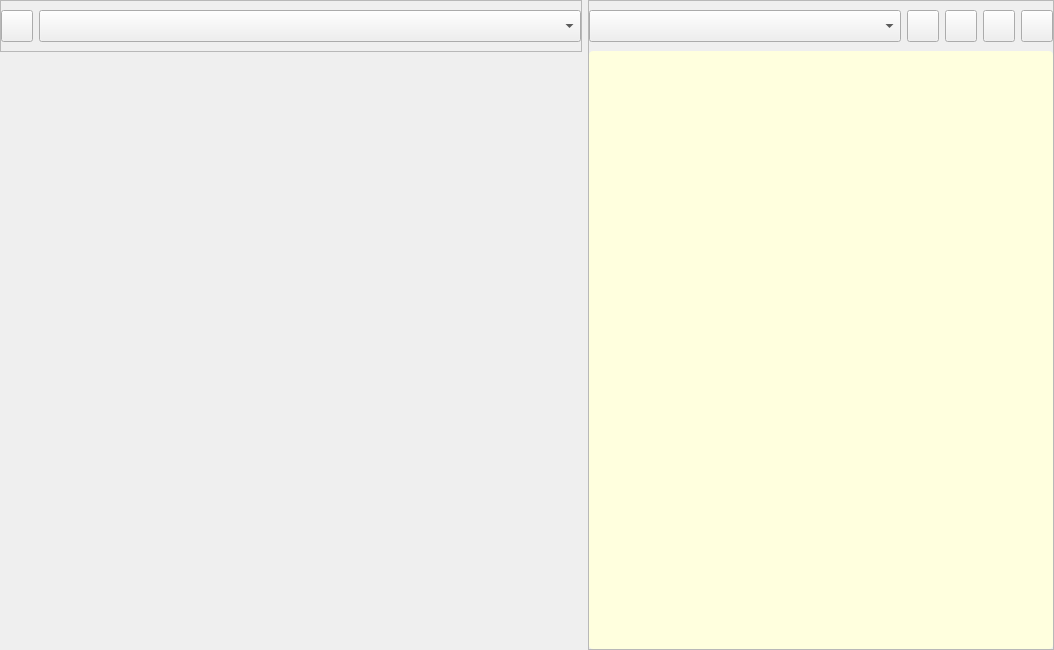
First picture: the form in UIDecorator/UIDecorator.ui, repository Bazzzukasss/UIDecorator, before the edit.
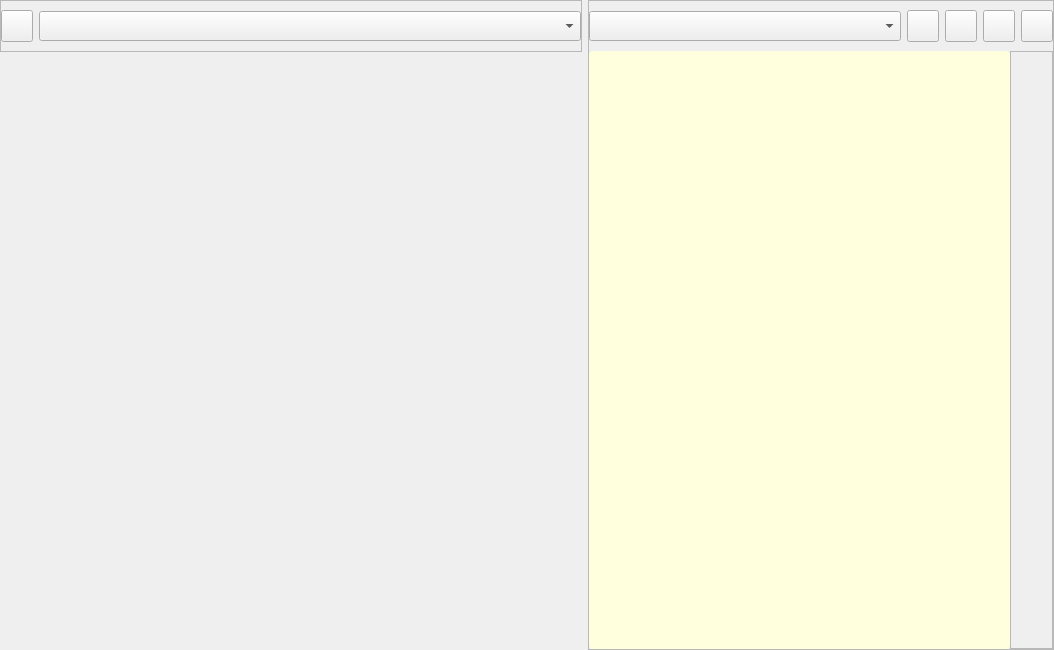
Second picture: the form after the edit. Icons and pictures are not drawn. Custom widgets are drawn as their Qt base class.

Commit message: ADDED: Font and color dialogs selection added.

The edit to the form file:
```diff
--- a/UIDecorator/UIDecorator.ui
+++ b/UIDecorator/UIDecorator.ui
@@ -115,14 +115,14 @@
            </property>
            <property name="minimumSize">
             <size>
-             <width>0</width>
-             <height>32</height>
+             <width>40</width>
+             <height>30</height>
             </size>
            </property>
            <property name="maximumSize">
             <size>
              <width>16777215</width>
-             <height>32</height>
+             <height>30</height>
             </size>
            </property>
            <property name="font">
@@ -297,14 +297,14 @@
            </property>
            <property name="minimumSize">
             <size>
-             <width>0</width>
-             <height>32</height>
+             <width>40</width>
+             <height>30</height>
             </size>
            </property>
            <property name="maximumSize">
             <size>
              <width>16777215</width>
-             <height>32</height>
+             <height>30</height>
             </size>
            </property>
            <property name="font">
@@ -425,19 +425,154 @@
        </widget>
       </item>
       <item>
-       <widget class="QTextEditExt" name="mTextEdit">
-        <property name="font">
-         <font>
-          <pointsize>10</pointsize>
-         </font>
+       <widget class="QFrame" name="frame">
+        <property name="frameShape">
+         <enum>QFrame::NoFrame</enum>
         </property>
-        <property name="styleSheet">
-         <string notr="true">background-color: rgb(255, 255, 222);
+        <property name="frameShadow">
+         <enum>QFrame::Raised</enum>
+        </property>
+        <layout class="QHBoxLayout" name="horizontalLayout_5">
+         <property name="spacing">
+          <number>0</number>
+         </property>
+         <property name="leftMargin">
+          <number>0</number>
+         </property>
+         <property name="topMargin">
+          <number>0</number>
+         </property>
+         <property name="rightMargin">
+          <number>0</number>
+         </property>
+         <property name="bottomMargin">
+          <number>0</number>
+         </property>
+         <item>
+          <widget class="QTextEditExt" name="mTextEdit">
+           <property name="font">
+            <font>
+             <pointsize>10</pointsize>
+            </font>
+           </property>
+           <property name="styleSheet">
+            <string notr="true">background-color: rgb(255, 255, 222);
 border-radius: 4px;</string>
-        </property>
-        <property name="frameShape">
-         <enum>QFrame::NoFrame</enum>
-        </property>
+           </property>
+           <property name="frameShape">
+            <enum>QFrame::NoFrame</enum>
+           </property>
+          </widget>
+         </item>
+         <item>
+          <widget class="QFrame" name="frame_2">
+           <property name="frameShape">
+            <enum>QFrame::StyledPanel</enum>
+           </property>
+           <property name="frameShadow">
+            <enum>QFrame::Raised</enum>
+           </property>
+           <layout class="QVBoxLayout" name="verticalLayout_3">
+            <property name="leftMargin">
+             <number>9</number>
+            </property>
+            <property name="rightMargin">
+             <number>0</number>
+            </property>
+            <item>
+             <spacer name="verticalSpacer_3">
+              <property name="orientation">
+               <enum>Qt::Vertical</enum>
+              </property>
+              <property name="sizeHint" stdset="0">
+               <size>
+                <width>20</width>
+                <height>40</height>
+               </size>
+              </property>
+             </spacer>
+            </item>
+            <item>
+             <widget class="QPushButton" name="mButtonColor">
+              <property name="minimumSize">
+               <size>
+                <width>32</width>
+                <height>32</height>
+               </size>
+              </property>
+              <property name="maximumSize">
+               <size>
+                <width>32</width>
+                <height>32</height>
+               </size>
+              </property>
+              <property name="text">
+               <string/>
+              </property>
+              <property name="icon">
+               <iconset resource="res.qrc">
+                <normaloff>:/resources/color.png</normaloff>:/resources/color.png</iconset>
+              </property>
+              <property name="iconSize">
+               <size>
+                <width>32</width>
+                <height>32</height>
+               </size>
+              </property>
+              <property name="flat">
+               <bool>true</bool>
+              </property>
+             </widget>
+            </item>
+            <item>
+             <widget class="QPushButton" name="mButtonFont">
+              <property name="minimumSize">
+               <size>
+                <width>32</width>
+                <height>32</height>
+               </size>
+              </property>
+              <property name="maximumSize">
+               <size>
+                <width>32</width>
+                <height>32</height>
+               </size>
+              </property>
+              <property name="text">
+               <string/>
+              </property>
+              <property name="icon">
+               <iconset resource="res.qrc">
+                <normaloff>:/resources/font.png</normaloff>:/resources/font.png</iconset>
+              </property>
+              <property name="iconSize">
+               <size>
+                <width>32</width>
+                <height>32</height>
+               </size>
+              </property>
+              <property name="flat">
+               <bool>true</bool>
+              </property>
+             </widget>
+            </item>
+            <item>
+             <spacer name="verticalSpacer_4">
+              <property name="orientation">
+               <enum>Qt::Vertical</enum>
+              </property>
+              <property name="sizeHint" stdset="0">
+               <size>
+                <width>20</width>
+                <height>40</height>
+               </size>
+              </property>
+             </spacer>
+            </item>
+           </layout>
+          </widget>
+         </item>
+        </layout>
        </widget>
       </item>
      </layout>
```
Left out of the diff: 42 changed lines with no effect on the pictures. The commit also changes 7 other files.
